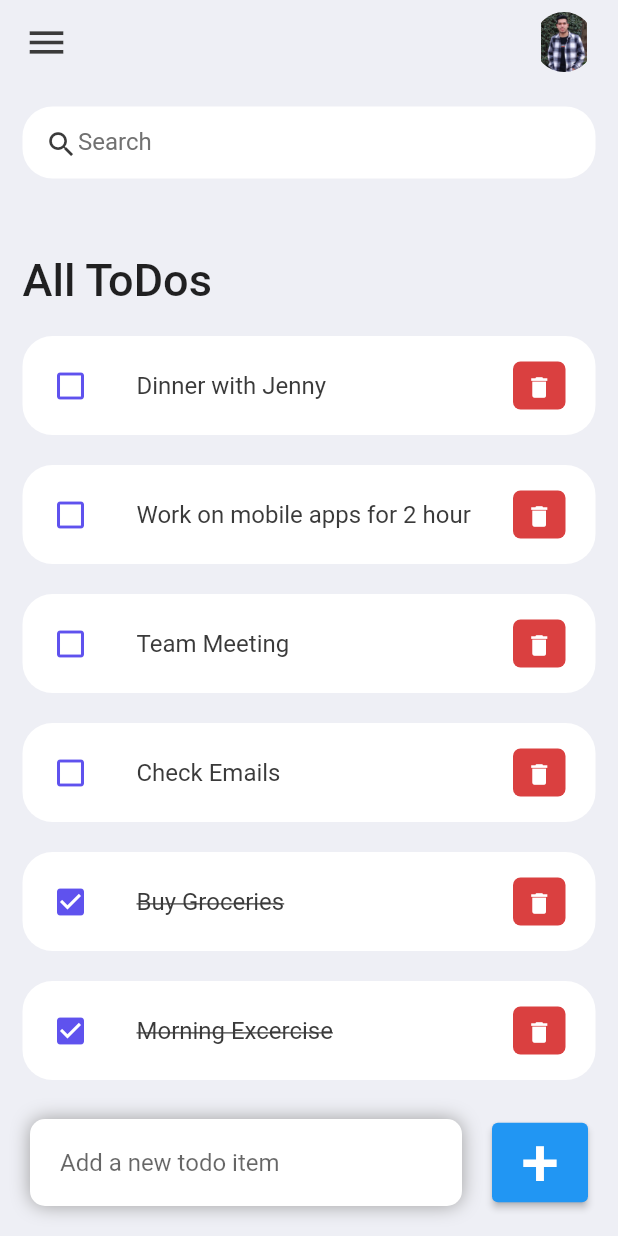
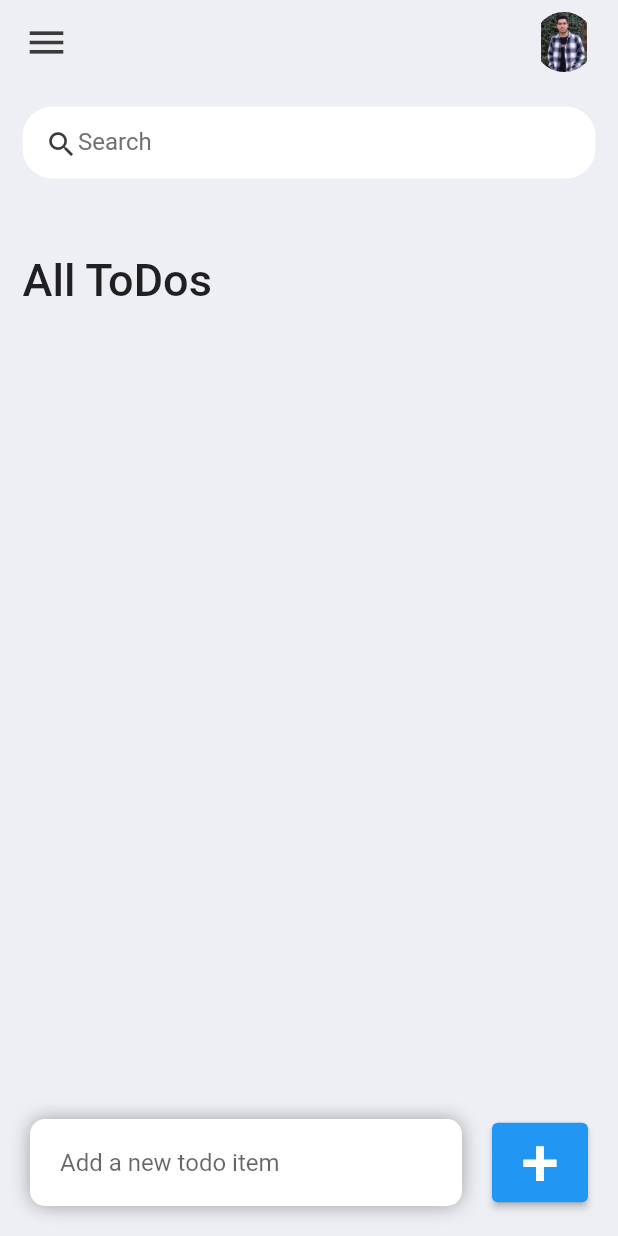
Before and after one commit to aliabdelnaby/todo_app, a Flutter app: the screen it shows after launch, on a phone screen of 412 x 824 dp. Run offline on Flutter 3.47's test engine with Material 2 defaults, Android fonts, the phone set to English and light mode, and no system bars.

Commit message:
refactor all pages

```diff
--- a/lib/model/todo_model.dart
+++ b/lib/model/todo_model.dart
@@ -10,13 +10,6 @@ class ToDo {
   });
 
   static List<ToDo> todoList() {
-    return [
-      ToDo(id: '01', todoText: 'Morning Excercise', isDone: true),
-      ToDo(id: '02', todoText: 'Buy Groceries', isDone: true),
-      ToDo(id: '03', todoText: 'Check Emails'),
-      ToDo(id: '04', todoText: 'Team Meeting'),
-      ToDo(id: '05', todoText: 'Work on mobile apps for 2 hour'),
-      ToDo(id: '06', todoText: 'Dinner with Jenny'),
-    ];
+    return [];
   }
 }
--- a/lib/views/home_page.dart
+++ b/lib/views/home_page.dart
@@ -2,6 +2,8 @@ import 'package:flutter/material.dart';
 import 'package:todo_app/model/todo_model.dart';
 
 import '../constants/colors.dart';
+import '../widgets/custom_add_todo_item.dart';
+import '../widgets/custom_app_bar.dart';
 import '../widgets/todo_item.dart';
 
 class HomePage extends StatefulWidget {
@@ -29,24 +31,7 @@ class _HomePageState extends State<HomePage> {
       appBar: AppBar(
         backgroundColor: kBGColor,
         elevation: 0,
-        title: Row(
-          mainAxisAlignment: MainAxisAlignment.spaceBetween,
-          children: [
-            const Icon(
-              Icons.menu,
-              color: kBlack,
-              size: 30,
-            ),
-            SizedBox(
-              height: 40,
-              width: 40,
-              child: ClipRRect(
-                borderRadius: BorderRadius.circular(50),
-                child: Image.asset('assets/avatar.jpeg'),
-              ),
-            ),
-          ],
-        ),
+        title: const CustomAppBar(),
       ),
       body: Stack(
         children: [
@@ -111,33 +96,7 @@ class _HomePageState extends State<HomePage> {
             alignment: Alignment.bottomCenter,
             child: Row(
               children: [
-                Expanded(
-                  child: Container(
-                    margin:
-                        const EdgeInsets.only(right: 20, left: 20, bottom: 20),
-                    padding:
-                        const EdgeInsets.symmetric(horizontal: 20, vertical: 5),
-                    decoration: BoxDecoration(
-                      color: Colors.white,
-                      boxShadow: const [
-                        BoxShadow(
-                          color: Colors.grey,
-                          offset: Offset(0, 0),
-                          blurRadius: 10,
-                          spreadRadius: 0,
-                        ),
-                      ],
-                      borderRadius: BorderRadius.circular(10),
-                    ),
-                    child: TextField(
-                      controller: _todoController,
-                      decoration: const InputDecoration(
-                        hintText: 'Add a new todo item',
-                        border: InputBorder.none,
-                      ),
-                    ),
-                  ),
-                ),
+                CustomAddToDoItem(todoController: _todoController),
                 Container(
                   margin: const EdgeInsets.only(right: 20, bottom: 20),
                   child: ElevatedButton(
--- /dev/null
+++ b/lib/widgets/custom_add_todo_item.dart
@@ -0,0 +1,41 @@
+import 'package:flutter/material.dart';
+
+class CustomAddToDoItem extends StatelessWidget {
+  const CustomAddToDoItem({
+    super.key,
+    required TextEditingController todoController,
+  }) : _todoController = todoController;
+
+  final TextEditingController _todoController;
+
+  @override
+  Widget build(BuildContext context) {
+    return Expanded(
+      child: Container(
+        margin:
+            const EdgeInsets.only(right: 20, left: 20, bottom: 20),
+        padding:
+            const EdgeInsets.symmetric(horizontal: 20, vertical: 5),
+        decoration: BoxDecoration(
+          color: Colors.white,
+          boxShadow: const [
+            BoxShadow(
+              color: Colors.grey,
+              offset: Offset(0, 0),
+              blurRadius: 10,
+              spreadRadius: 0,
+            ),
+          ],
+          borderRadius: BorderRadius.circular(10),
+        ),
+        child: TextField(
+          controller: _todoController,
+          decoration: const InputDecoration(
+            hintText: 'Add a new todo item',
+            border: InputBorder.none,
+          ),
+        ),
+      ),
+    );
+  }
+}
--- /dev/null
+++ b/lib/widgets/custom_app_bar.dart
@@ -0,0 +1,30 @@
+import 'package:flutter/material.dart';
+import 'package:todo_app/constants/colors.dart';
+
+class CustomAppBar extends StatelessWidget {
+  const CustomAppBar({
+    super.key,
+  });
+
+  @override
+  Widget build(BuildContext context) {
+    return Row(
+      mainAxisAlignment: MainAxisAlignment.spaceBetween,
+      children: [
+        const Icon(
+          Icons.menu,
+          color: kBlack,
+          size: 30,
+        ),
+        SizedBox(
+          height: 40,
+          width: 40,
+          child: ClipRRect(
+            borderRadius: BorderRadius.circular(50),
+            child: Image.asset('assets/avatar.jpeg'),
+          ),
+        ),
+      ],
+    );
+  }
+}
--- a/lib/widgets/todo_item.dart
+++ b/lib/widgets/todo_item.dart
@@ -1,3 +1,5 @@
+// ignore_for_file: prefer_typing_uninitialized_variables
+
 import 'package:flutter/material.dart';
 import 'package:todo_app/model/todo_model.dart';
 import '../constants/colors.dart';
```
Also changed, not shown: lib/widgets/search_box.dart (deleted).
